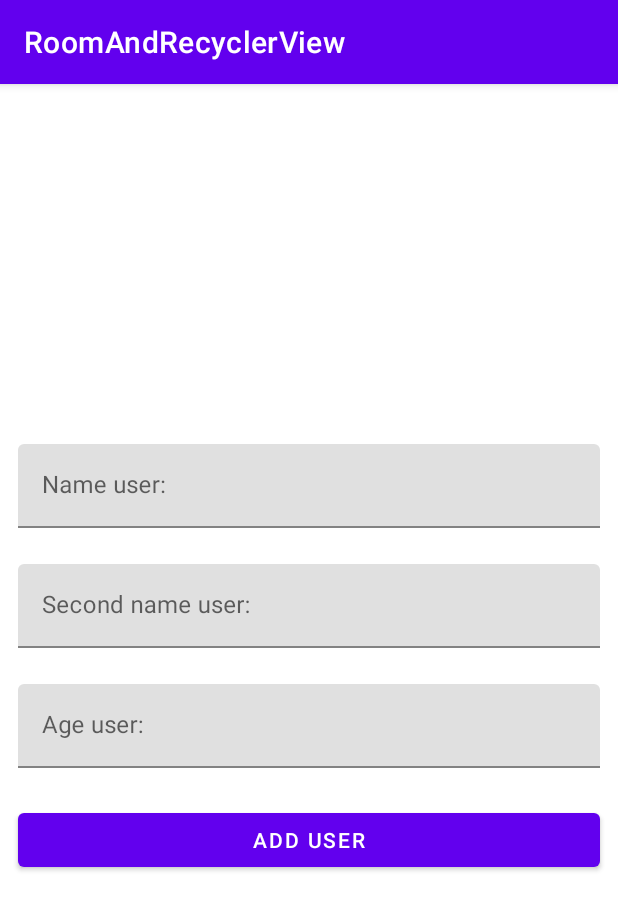
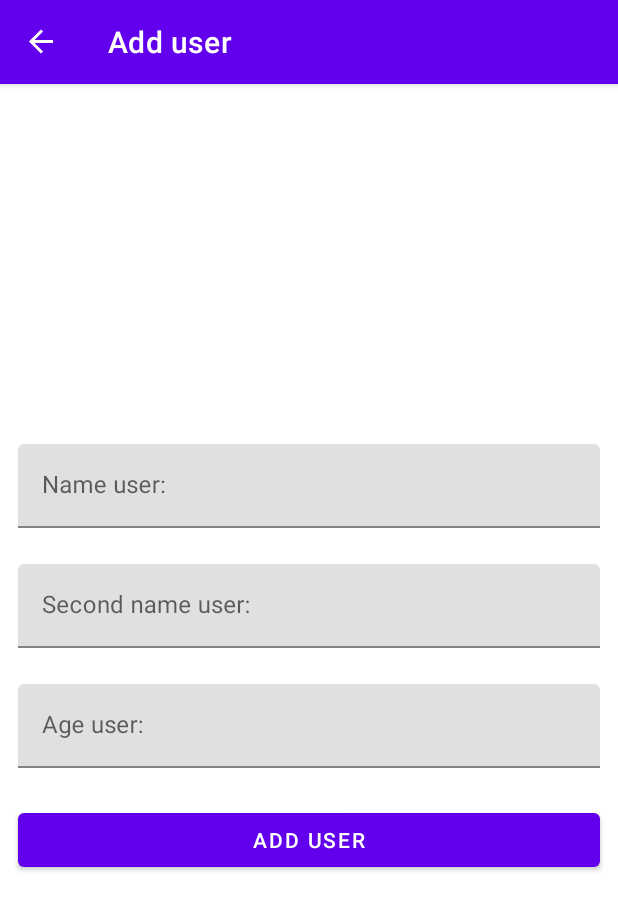
Before and after one commit to shpp-syakovenko/RoomAndRecyclerView, an Android app: the AddFragment screen opened through its navigation route, on a phone screen of 412 x 824 dp. Shown: the top 910 px of the screen. Run offline under Robolectric (Android 15) with nearby library versions, the phone set to English and light mode, and no system bars; our stand-ins replace data binding, navigation-ui; 1 statement that could not run was skipped.

Commit message:
add Room, Get, Insert, Delete

```diff
--- a/app/build.gradle
+++ b/app/build.gradle
@@ -3,6 +3,7 @@ plugins {
     id 'kotlin-android'
     id 'kotlin-kapt'
     id 'androidx.navigation.safeargs.kotlin'
+    id 'kotlin-parcelize'
 }
 
 android {
--- a/app/src/main/java/com/serglife/roomandrecyclerview/data/mapper/MapperUser.kt
+++ b/app/src/main/java/com/serglife/roomandrecyclerview/data/mapper/MapperUser.kt
@@ -16,7 +16,7 @@ class MapperUser {
         )
     }
 
-    fun userDbToUser(userDb: UserDb):User{
+    private fun userDbToUser(userDb: UserDb):User{
         return User(
             id = userDb.id,
             name = userDb.name,
@@ -31,8 +31,6 @@ class MapperUser {
                 userDbToUser(user)
             }
         }
-
     }
 
-
 }
--- a/app/src/main/java/com/serglife/roomandrecyclerview/di/usecaseModule.kt
+++ b/app/src/main/java/com/serglife/roomandrecyclerview/di/usecaseModule.kt
@@ -7,7 +7,7 @@ import com.serglife.roomandrecyclerview.domain.usecase.GetUsersUseCase
 import org.koin.dsl.module
 
 val useCaseModule = module {
-    factory<AddUserUseCase> { AddUserUseCase(get<UserRepositoryImpl>()) }
-    factory<DeleteUserUseCase> { DeleteUserUseCase(get<UserRepositoryImpl>()) }
-    factory<GetUsersUseCase> { GetUsersUseCase(get<UserRepositoryImpl>()) }
+    factory { AddUserUseCase(get<UserRepositoryImpl>()) }
+    factory { DeleteUserUseCase(get<UserRepositoryImpl>()) }
+    factory { GetUsersUseCase(get<UserRepositoryImpl>()) }
 }
--- a/app/src/main/java/com/serglife/roomandrecyclerview/di/viewModule.kt
+++ b/app/src/main/java/com/serglife/roomandrecyclerview/di/viewModule.kt
@@ -7,6 +7,6 @@ import org.koin.dsl.module
 
 
 val viewModelModule = module {
-    viewModel { UsersViewModel(get()) }
-    viewModel { AddViewModel(get()) }
+    viewModel { UsersViewModel(get(), get()) }
+    viewModel { AddViewModel(get(), get()) }
 }
--- a/app/src/main/java/com/serglife/roomandrecyclerview/domain/entity/User.kt
+++ b/app/src/main/java/com/serglife/roomandrecyclerview/domain/entity/User.kt
@@ -1,8 +1,12 @@
 package com.serglife.roomandrecyclerview.domain.entity
 
+import android.os.Parcelable
+import kotlinx.parcelize.Parcelize
+
+@Parcelize
 class User(
     val id: Int,
     val name: String,
     val secondName: String,
     val age: Int
-)
+):Parcelable
--- a/app/src/main/java/com/serglife/roomandrecyclerview/presentation/MainActivity.kt
+++ b/app/src/main/java/com/serglife/roomandrecyclerview/presentation/MainActivity.kt
@@ -2,11 +2,20 @@ package com.serglife.roomandrecyclerview.presentation
 
 import androidx.appcompat.app.AppCompatActivity
 import android.os.Bundle
+import androidx.navigation.findNavController
+import androidx.navigation.ui.setupActionBarWithNavController
 import com.serglife.roomandrecyclerview.R
 
 class MainActivity : AppCompatActivity() {
     override fun onCreate(savedInstanceState: Bundle?) {
         super.onCreate(savedInstanceState)
         setContentView(R.layout.activity_main)
+
+        setupActionBarWithNavController(findNavController(R.id.fragment_host))
+    }
+
+    override fun onSupportNavigateUp(): Boolean {
+        val navController = findNavController(R.id.fragment_host)
+        return navController.navigateUp() || super.onSupportNavigateUp()
     }
 }
--- a/app/src/main/java/com/serglife/roomandrecyclerview/presentation/users/UsersFragment.kt
+++ b/app/src/main/java/com/serglife/roomandrecyclerview/presentation/users/UsersFragment.kt
@@ -6,6 +6,8 @@ import android.view.View
 import android.view.ViewGroup
 import androidx.fragment.app.Fragment
 import androidx.navigation.fragment.findNavController
+import androidx.recyclerview.widget.ItemTouchHelper
+import androidx.recyclerview.widget.RecyclerView
 import com.serglife.roomandrecyclerview.databinding.FragmentUsersBinding
 import com.serglife.roomandrecyclerview.presentation.users.adapter.UsersAdapter
 import org.koin.androidx.viewmodel.ext.android.viewModel
@@ -32,6 +34,9 @@ class UsersFragment : Fragment() {
         binding.lifecycleOwner = viewLifecycleOwner
         binding.rvUsers.adapter = adapter
 
+        setupSwipeListener(binding.rvUsers)
+        setupClickListener()
+
         viewModel.users.observe(viewLifecycleOwner, { listUsers ->
             adapter.submitList(listUsers)
         })
@@ -42,6 +47,33 @@ class UsersFragment : Fragment() {
 
     }
 
+    private fun setupClickListener(){
+        adapter.onClickListener = {user ->
+            findNavController().navigate(UsersFragmentDirections.actionUsersFragmentToEditFragment(user))
+        }
+    }
+
+    private fun setupSwipeListener(rv: RecyclerView){
+        val callback = object : ItemTouchHelper.SimpleCallback(
+            0,
+        ItemTouchHelper.LEFT or ItemTouchHelper.RIGHT){
+            override fun onMove(
+                recyclerView: RecyclerView,
+                viewHolder: RecyclerView.ViewHolder,
+                target: RecyclerView.ViewHolder
+            ): Boolean {
+                return false
+            }
+
+            override fun onSwiped(viewHolder: RecyclerView.ViewHolder, direction: Int) {
+                val user = adapter.currentList[viewHolder.adapterPosition]
+                viewModel.deleteUser(user)
+            }
+        }
+        val itemTouchHelper = ItemTouchHelper(callback)
+        itemTouchHelper.attachToRecyclerView(rv)
+    }
+
     private fun launchAddFragment() {
         findNavController().navigate(UsersFragmentDirections.actionUsersFragmentToAddFragment())
     }
--- a/app/src/main/java/com/serglife/roomandrecyclerview/presentation/users/UsersViewModel.kt
+++ b/app/src/main/java/com/serglife/roomandrecyclerview/presentation/users/UsersViewModel.kt
@@ -2,11 +2,23 @@ package com.serglife.roomandrecyclerview.presentation.users
 
 import androidx.lifecycle.LiveData
 import androidx.lifecycle.ViewModel
+import androidx.lifecycle.viewModelScope
 import com.serglife.roomandrecyclerview.domain.entity.User
+import com.serglife.roomandrecyclerview.domain.usecase.DeleteUserUseCase
 import com.serglife.roomandrecyclerview.domain.usecase.GetUsersUseCase
+import kotlinx.coroutines.launch
 
-class UsersViewModel(private val getUsers: GetUsersUseCase) : ViewModel() {
+class UsersViewModel(
+    private val getUsers: GetUsersUseCase,
+    private val deleteUserUseCase: DeleteUserUseCase
+) : ViewModel() {
 
     var users: LiveData<List<User>> = getUsers()
 
+    fun deleteUser(user: User){
+        viewModelScope.launch {
+            deleteUserUseCase(user)
+        }
+    }
+
 }
--- a/app/src/main/java/com/serglife/roomandrecyclerview/presentation/users/adapter/UsersAdapter.kt
+++ b/app/src/main/java/com/serglife/roomandrecyclerview/presentation/users/adapter/UsersAdapter.kt
@@ -7,6 +7,9 @@ import com.serglife.roomandrecyclerview.R
 import com.serglife.roomandrecyclerview.domain.entity.User
 
 class UsersAdapter : ListAdapter<User, UserViewHolder>(UserItemDiffCallback()) {
+
+    var onClickListener: ((user: User)-> Unit)? = null
+
     override fun onCreateViewHolder(parent: ViewGroup, viewType: Int): UserViewHolder {
         return UserViewHolder(
             LayoutInflater.from(parent.context).inflate(R.layout.item_user, parent, false)
@@ -14,6 +17,6 @@ class UsersAdapter : ListAdapter<User, UserViewHolder>(UserItemDiffCallback()) {
     }
 
     override fun onBindViewHolder(holder: UserViewHolder, position: Int) {
-        holder.bind(currentList[position])
+        holder.bind(currentList[position], onClickListener)
     }
 }
--- /dev/null
+++ b/app/src/main/res/drawable/ic_baseline_delete_24.xml
@@ -0,0 +1,5 @@
+<vector android:height="24dp" android:tint="#FFFFFF"
+    android:viewportHeight="24" android:viewportWidth="24"
+    android:width="24dp" xmlns:android="http://schemas.android.com/apk/res/android">
+    <path android:fillColor="@android:color/white" android:pathData="M6,19c0,1.1 0.9,2 2,2h8c1.1,0 2,-0.9 2,-2V7H6v12zM19,4h-3.5l-1,-1h-5l-1,1H5v2h14V4z"/>
+</vector>
--- a/app/src/main/res/layout/activity_main.xml
+++ b/app/src/main/res/layout/activity_main.xml
@@ -7,8 +7,8 @@
     android:layout_height="match_parent"
     tools:context=".presentation.MainActivity">
 
-    <androidx.fragment.app.FragmentContainerView
-        android:id="@+id/fragmentContainerView"
+    <fragment
+        android:id="@+id/fragment_host"
         android:name="androidx.navigation.fragment.NavHostFragment"
         android:layout_width="match_parent"
         android:layout_height="match_parent"
--- a/app/src/main/res/layout/fragment_edit.xml
+++ b/app/src/main/res/layout/fragment_edit.xml
@@ -44,6 +44,7 @@
                 android:id="@+id/ageEdit"
                 android:layout_width="match_parent"
                 android:layout_height="wrap_content"
+                android:inputType="number"
                 android:hint="@string/age_user" />
         </com.google.android.material.textfield.TextInputLayout>
 
--- a/app/src/main/res/navigation/main_graph.xml
+++ b/app/src/main/res/navigation/main_graph.xml
@@ -8,7 +8,7 @@
     <fragment
         android:id="@+id/usersFragment"
         android:name="com.serglife.roomandrecyclerview.presentation.users.UsersFragment"
-        android:label="UsersFragment" >
+        android:label="Users" >
         <action
             android:id="@+id/action_usersFragment_to_addFragment"
             app:destination="@id/addFragment" />
@@ -19,7 +19,7 @@
     <fragment
         android:id="@+id/addFragment"
         android:name="com.serglife.roomandrecyclerview.presentation.add.AddFragment"
-        android:label="AddFragment" >
+        android:label="Add user" >
         <action
             android:id="@+id/action_addFragment_to_usersFragment"
             app:destination="@id/usersFragment" />
@@ -27,9 +27,12 @@
     <fragment
         android:id="@+id/editFragment"
         android:name="com.serglife.roomandrecyclerview.presentation.edit.EditFragment"
-        android:label="EditFragment" >
+        android:label="Edit user" >
         <action
             android:id="@+id/action_editFragment_to_usersFragment"
             app:destination="@id/usersFragment" />
+        <argument
+            android:name="user"
+            app:argType="com.serglife.roomandrecyclerview.domain.entity.User" />
     </fragment>
 </navigation>
--- a/app/src/main/res/values/strings.xml
+++ b/app/src/main/res/values/strings.xml
@@ -8,4 +8,5 @@
     <string name="age_user">Age user:</string>
     <string name="edit_user">EDIT USER</string>
     <string name="add_user">ADD USER</string>
+    <string name="delete">delete</string>
 </resources>
```
Also changed, not shown: app/src/main/java/com/serglife/roomandrecyclerview/data/database/AppDatabase.kt (+3 -4 lines), app/src/main/java/com/serglife/roomandrecyclerview/presentation/add/AddViewModel.kt (+12 -4 lines), app/src/main/java/com/serglife/roomandrecyclerview/presentation/edit/EditFragment.kt (+52 -4 lines), app/src/main/java/com/serglife/roomandrecyclerview/presentation/users/adapter/UserViewHolder.kt (+7 -2 lines), app/src/main/res/layout/item_user.xml (+25 -7 lines), app/src/main/res/menu/delete_menu.xml (added, +12 -0 lines).
